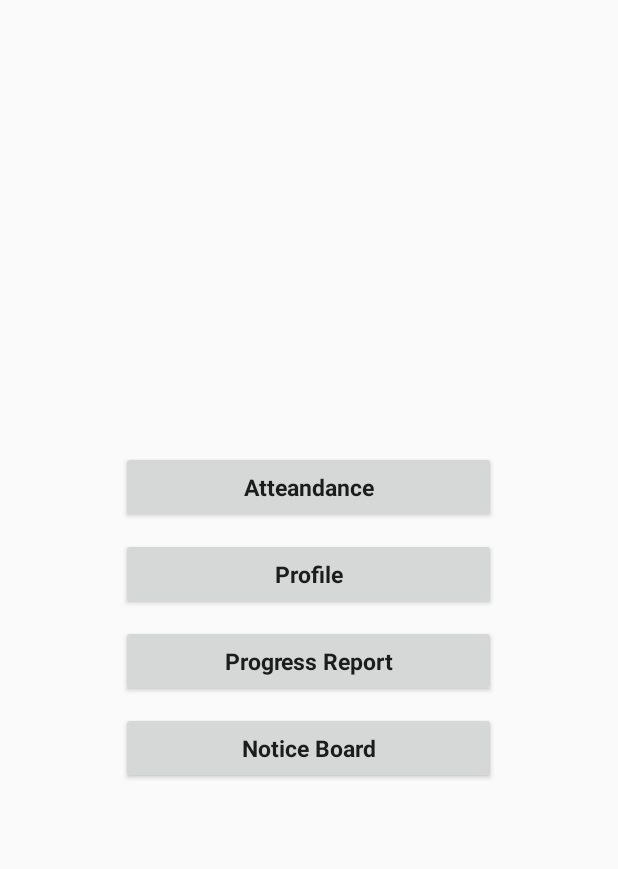
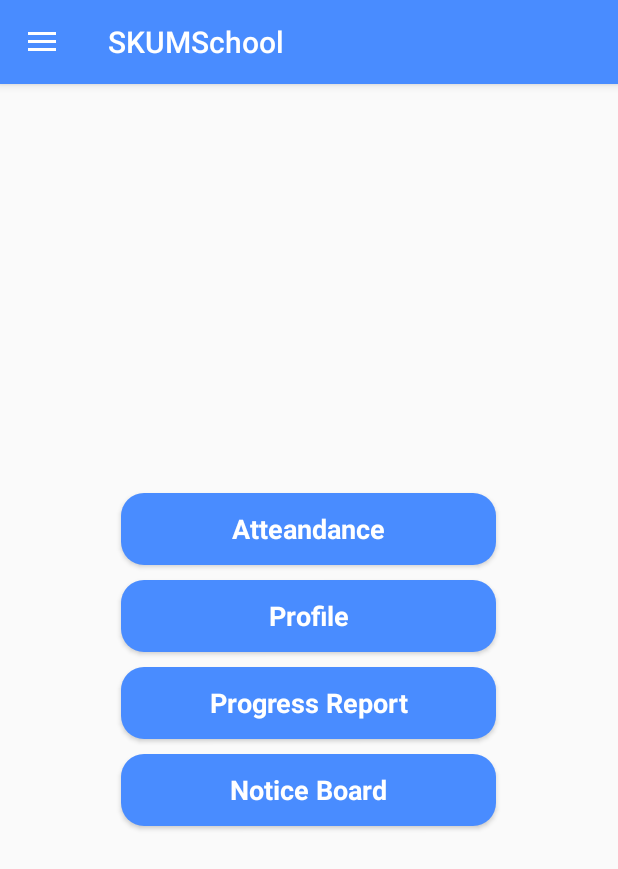
Before and after one commit to AnkitaPatel994/SKUMSchool, an Android app: the StudentDetailActivity screen opened directly, with no data from a screen before it, on a phone screen of 412 x 824 dp. Shown: the top 869 px of the screen. Run offline under Robolectric (Android 15) with nearby library versions, the phone set to English and light mode, and no system bars.

Commit message:
ButtonStyle Change

```diff
--- a/app/src/main/java/com/intelliworkz/skumschool/LoginActivity.java
+++ b/app/src/main/java/com/intelliworkz/skumschool/LoginActivity.java
@@ -106,9 +106,9 @@ public class LoginActivity extends AppCompatActivity {
             public void onClick(View v) {
                 if(txtUsername.getText().toString().equals("admin") && txtPassword.getText().toString().equals("admin"))
                 {
-                    /*Intent i=new Intent(getApplicationContext(),StudentDetailActivity.class);
+                    Intent i=new Intent(getApplicationContext(),StudentDetailActivity.class);
                     startActivity(i);
-                    finish();*/
+                    finish();
                 }
                 else if (!validateUname())
                 {
--- a/app/src/main/java/com/intelliworkz/skumschool/StudentDetailActivity.java
+++ b/app/src/main/java/com/intelliworkz/skumschool/StudentDetailActivity.java
@@ -12,17 +12,18 @@ import android.support.v7.app.AppCompatActivity;
 import android.support.v7.widget.Toolbar;
 import android.view.Menu;
 import android.view.MenuItem;
+import android.widget.Button;
+import android.widget.Toast;
 
 public class StudentDetailActivity extends AppCompatActivity
         implements NavigationView.OnNavigationItemSelectedListener {
-
+    Button btnAttendance,btnProfile,btnNBoard,btnPReport;
     @Override
     protected void onCreate(Bundle savedInstanceState) {
         super.onCreate(savedInstanceState);
         setContentView(R.layout.activity_student_detail);
         Toolbar toolbar = (Toolbar) findViewById(R.id.toolbar);
         setSupportActionBar(toolbar);
-        getSupportActionBar().hide();
 
         DrawerLayout drawer = (DrawerLayout) findViewById(R.id.drawer_layout);
         ActionBarDrawerToggle toggle = new ActionBarDrawerToggle(
@@ -32,6 +33,37 @@ public class StudentDetailActivity extends AppCompatActivity
 
         NavigationView navigationView = (NavigationView) findViewById(R.id.nav_view);
         navigationView.setNavigationItemSelectedListener(this);
+
+        btnAttendance=(Button)findViewById(R.id.btn_attendance);
+        btnProfile=(Button)findViewById(R.id.btn_profile);
+        btnNBoard=(Button)findViewById(R.id.btn_NBoard);
+        btnPReport=(Button)findViewById(R.id.btn_PReport);
+
+        btnAttendance.setOnClickListener(new View.OnClickListener() {
+            @Override
+            public void onClick(View v) {
+                Toast.makeText(getApplicationContext(),"Attendance",Toast.LENGTH_SHORT).show();
+
+            }
+        });
+        btnProfile.setOnClickListener(new View.OnClickListener() {
+            @Override
+            public void onClick(View v) {
+                Toast.makeText(getApplicationContext(),"Profile",Toast.LENGTH_SHORT).show();
+            }
+        });
+        btnNBoard.setOnClickListener(new View.OnClickListener() {
+            @Override
+            public void onClick(View v) {
+                Toast.makeText(getApplicationContext(),"NBoard",Toast.LENGTH_SHORT).show();
+            }
+        });
+        btnPReport.setOnClickListener(new View.OnClickListener() {
+            @Override
+            public void onClick(View v) {
+                Toast.makeText(getApplicationContext(),"PReport",Toast.LENGTH_SHORT).show();
+            }
+        });
     }
 
     @Override
--- a/app/src/main/res/drawable/btnradius.xml
+++ b/app/src/main/res/drawable/btnradius.xml
@@ -6,8 +6,8 @@
             <corners android:radius="15dp" />
             <gradient
                 android:angle="90"
-                android:startColor="@color/colorPrimaryDark"
-                android:endColor="@color/colorPrimaryDark"/>
+                android:startColor="@color/button_focus"
+                android:endColor="@color/button_press"/>
         </shape>
     </item>
 
--- a/app/src/main/res/layout/common_nav_header.xml
+++ b/app/src/main/res/layout/common_nav_header.xml
@@ -16,7 +16,7 @@
     android:layout_width="match_parent"
     android:layout_height="wrap_content"
     android:layout_weight="00"
-    android:paddingTop="50dp"
+    android:paddingTop="60dp"
     android:layout_gravity="center_horizontal"
     android:orientation="horizontal">
 
--- a/app/src/main/res/layout/content_student_detail.xml
+++ b/app/src/main/res/layout/content_student_detail.xml
@@ -15,46 +15,46 @@
     android:gravity="center">
 
     <Button
-        android:id="@+id/button2"
+        android:id="@+id/btn_attendance"
         android:layout_width="250dp"
         android:layout_height="wrap_content"
         android:text="Atteandance"
         android:textAppearance="@style/TextAppearance.AppCompat"
-        android:textSize="15dp"
-        android:layout_gravity="center_horizontal"
-        android:textStyle="bold"/>
+       style="@style/ButtonStyle"
+        android:background="@drawable/button_background"
+        android:layout_gravity="center_horizontal"/>
 
     <Button
-        android:id="@+id/button3"
+        android:id="@+id/btn_profile"
         android:layout_width="250dp"
         android:layout_height="wrap_content"
         android:text="Profile"
         android:textAppearance="@style/TextAppearance.AppCompat"
-        android:textSize="15dp"
-        android:textStyle="bold"
+        style="@style/ButtonStyle"
+        android:background="@drawable/button_background"
         android:layout_marginTop="10dp"
         android:layout_gravity="center_horizontal"/>
 
     <Button
-        android:id="@+id/button4"
+        android:id="@+id/btn_PReport"
         android:layout_width="250dp"
         android:layout_height="wrap_content"
         android:text="Progress Report"
-        android:textSize="15dp"
-        android:textStyle="bold"
+        style="@style/ButtonStyle"
         android:layout_gravity="center_horizontal"
         android:layout_marginTop="10dp"
+        android:background="@drawable/button_background"
         android:textAppearance="@style/TextAppearance.AppCompat" />
 
     <Button
-        android:id="@+id/button5"
+        android:id="@+id/btn_NBoard"
         android:layout_width="250dp"
         android:layout_height="wrap_content"
         android:text="Notice Board"
-        android:textSize="15dp"
-        android:textStyle="bold"
+        style="@style/ButtonStyle"
         android:layout_gravity="center_horizontal"
         android:layout_marginTop="10dp"
+        android:background="@drawable/button_background"
         android:textAppearance="@style/TextAppearance.AppCompat" />
 </LinearLayout>
 
--- a/app/src/main/res/menu/common_drawer.xml
+++ b/app/src/main/res/menu/common_drawer.xml
@@ -5,7 +5,7 @@
         <item
             android:id="@+id/nav_attendence"
             android:icon="@drawable/ic_menu_camera"
-            android:title="Attendence" />
+            android:title="Attendence"/>
         <item
             android:id="@+id/nav_profile"
             android:icon="@drawable/ic_menu_gallery"
--- a/app/src/main/res/values/colors.xml
+++ b/app/src/main/res/values/colors.xml
@@ -5,6 +5,8 @@
     <color name="colorPrimaryLight">#87bcff</color>
     <color name="colorAccent">#498cff</color>
     <color name="gray">#969696</color>
+    <color name="button_press">#377aef</color>
+    <color name="button_focus">#377aef</color>
     <color name="colorWhite">#ffffff</color>
     <color name="colorBlack">#000000</color>
     <color name="sw_color">#bababa</color>
```
